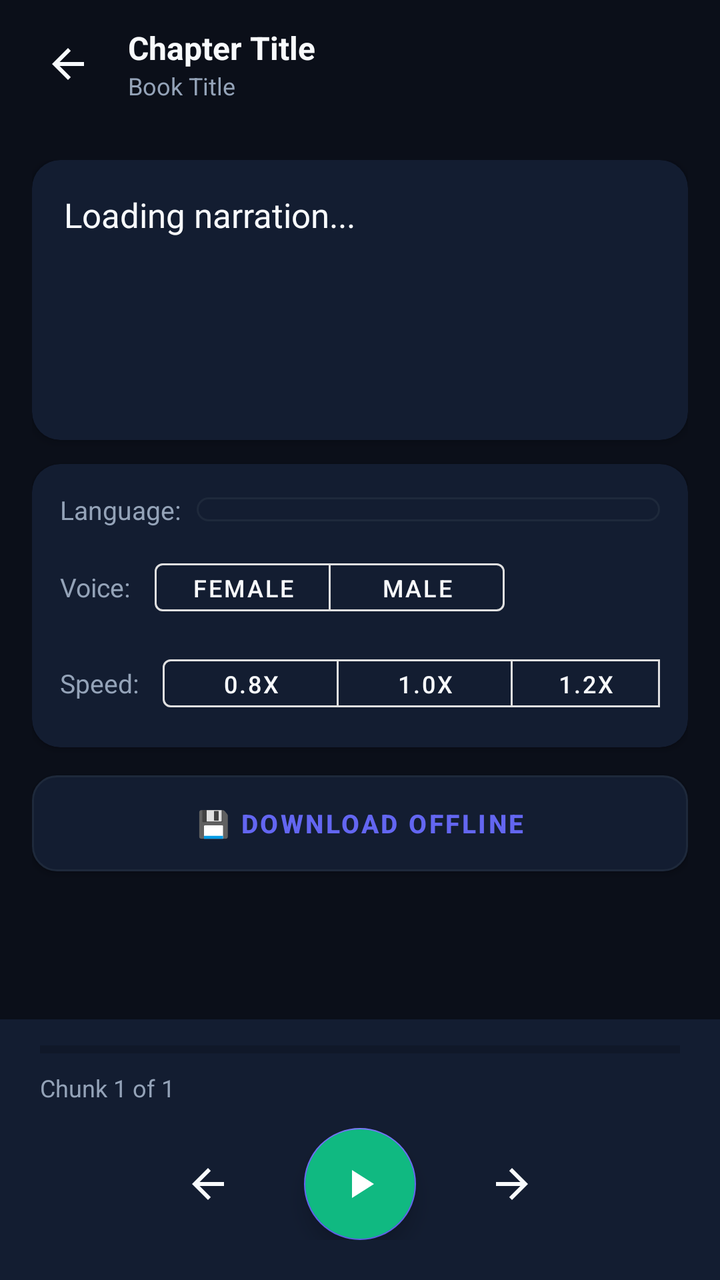
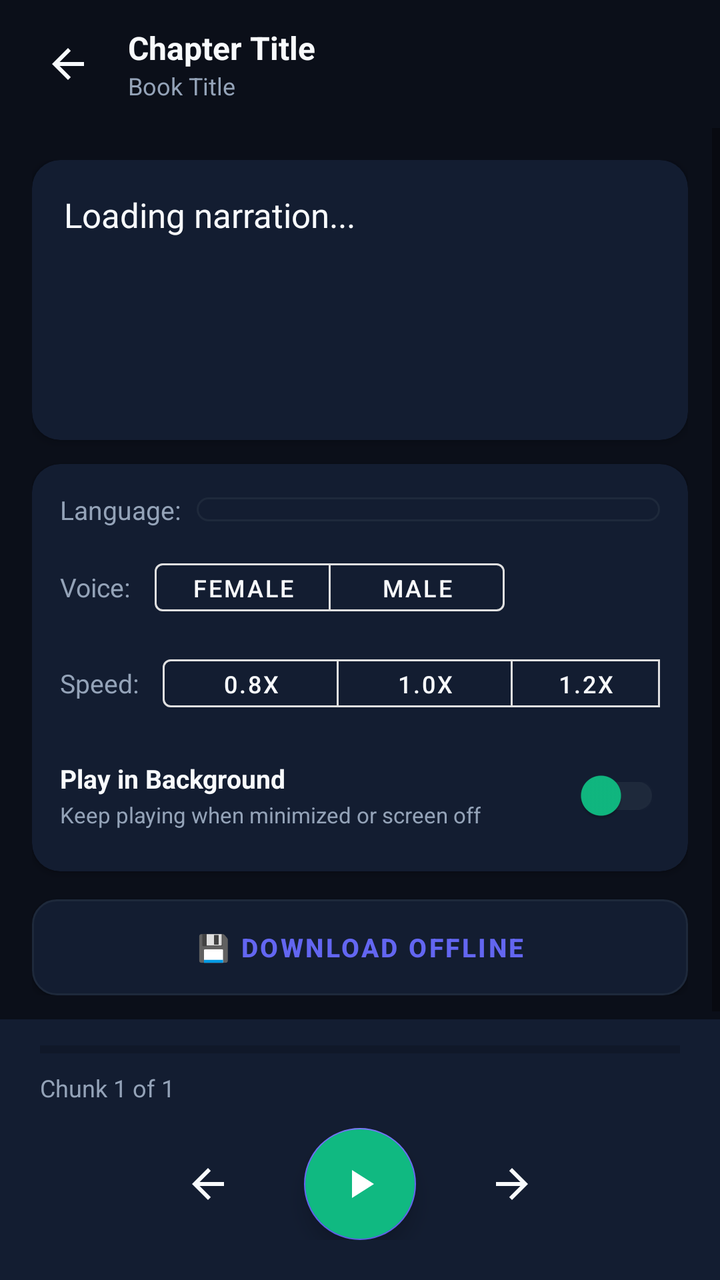

Compare the two renders of this Android layout. The source of the first and the diff that turns it into the second are given below.
<!-- AndroidManifest.xml: application theme Theme.SpeakAi -->
<!-- res/layout/activity_audio_player.xml -->
<?xml version="1.0" encoding="utf-8"?>
<androidx.constraintlayout.widget.ConstraintLayout xmlns:android="http://schemas.android.com/apk/res/android"
    xmlns:app="http://schemas.android.com/apk/res-auto"
    android:layout_width="match_parent"
    android:layout_height="match_parent"
    android:background="@color/background_dark">

    
    <androidx.constraintlayout.widget.ConstraintLayout
        android:id="@+id/topBarPlayer"
        android:layout_width="match_parent"
        android:layout_height="64dp"
        android:paddingStart="12dp"
        android:paddingEnd="16dp"
        app:layout_constraintTop_toTopOf="parent">

        <ImageButton
            android:id="@+id/btnBackPlayer"
            android:layout_width="44dp"
            android:layout_height="44dp"
            android:background="?attr/selectableItemBackgroundBorderless"
            android:src="@drawable/ic_arrow_back"
            app:layout_constraintBottom_toBottomOf="parent"
            app:layout_constraintStart_toStartOf="parent"
            app:layout_constraintTop_toTopOf="parent"
            android:contentDescription="Back" />

        <LinearLayout
            android:layout_width="0dp"
            android:layout_height="wrap_content"
            android:layout_marginStart="8dp"
            android:layout_marginEnd="8dp"
            android:orientation="vertical"
            app:layout_constraintBottom_toBottomOf="parent"
            app:layout_constraintEnd_toEndOf="parent"
            app:layout_constraintStart_toEndOf="@id/btnBackPlayer"
            app:layout_constraintTop_toTopOf="parent">

            <TextView
                android:id="@+id/tvPlayerChapterTitle"
                android:layout_width="match_parent"
                android:layout_height="wrap_content"
                android:text="Chapter Title"
                android:textColor="@color/text_primary"
                android:textSize="16sp"
                android:textStyle="bold"
                android:singleLine="true"
                android:ellipsize="end" />

            <TextView
                android:id="@+id/tvPlayerBookTitle"
                android:layout_width="match_parent"
                android:layout_height="wrap_content"
                android:text="Book Title"
                android:textColor="@color/text_secondary"
                android:textSize="12sp"
                android:singleLine="true"
                android:ellipsize="end" />

        </LinearLayout>

    </androidx.constraintlayout.widget.ConstraintLayout>

    
    <ScrollView
        android:layout_width="match_parent"
        android:layout_height="0dp"
        android:fillViewport="true"
        app:layout_constraintTop_toBottomOf="@id/topBarPlayer"
        app:layout_constraintBottom_toTopOf="@id/bottomControlsContainer">

        <LinearLayout
            android:layout_width="match_parent"
            android:layout_height="wrap_content"
            android:orientation="vertical"
            android:padding="16dp">

            
            <androidx.cardview.widget.CardView
                android:layout_width="match_parent"
                android:layout_height="wrap_content"
                android:minHeight="140dp"
                app:cardCornerRadius="14dp"
                app:cardElevation="3dp"
                app:cardBackgroundColor="@color/card_surface">

                <LinearLayout
                    android:layout_width="match_parent"
                    android:layout_height="wrap_content"
                    android:orientation="vertical"
                    android:padding="16dp">

                    <TextView
                        android:id="@+id/tvCurrentTextChunk"
                        android:layout_width="match_parent"
                        android:layout_height="wrap_content"
                        android:text="Loading narration..."
                        android:textColor="@color/text_primary"
                        android:textSize="17sp"
                        android:lineSpacingExtra="6dp" />

                </LinearLayout>

            </androidx.cardview.widget.CardView>

            
            <androidx.cardview.widget.CardView
                android:layout_width="match_parent"
                android:layout_height="wrap_content"
                android:layout_marginTop="12dp"
                app:cardCornerRadius="14dp"
                app:cardElevation="2dp"
                app:cardBackgroundColor="@color/card_surface">

                <LinearLayout
                    android:layout_width="match_parent"
                    android:layout_height="wrap_content"
                    android:orientation="vertical"
                    android:padding="14dp">

                    
                    <LinearLayout
                        android:layout_width="match_parent"
                        android:layout_height="wrap_content"
                        android:orientation="horizontal"
                        android:gravity="center_vertical">

                        <TextView
                            android:layout_width="wrap_content"
                            android:layout_height="wrap_content"
                            android:text="Language:"
                            android:textColor="@color/text_secondary"
                            android:textSize="13sp" />

                        <Spinner
                            android:id="@+id/spLanguage"
                            android:layout_width="0dp"
                            android:layout_height="wrap_content"
                            android:layout_weight="1"
                            android:layout_marginStart="8dp"
                            android:background="@drawable/bg_chip_unselected"
                            android:padding="6dp" />

                    </LinearLayout>

                    
                    <LinearLayout
                        android:layout_width="match_parent"
                        android:layout_height="wrap_content"
                        android:layout_marginTop="12dp"
                        android:orientation="horizontal"
                        android:gravity="center_vertical">

                        <TextView
                            android:layout_width="wrap_content"
                            android:layout_height="wrap_content"
                            android:text="@string/voice_gender"
                            android:textColor="@color/text_secondary"
                            android:textSize="13sp" />

                        <com.google.android.material.button.MaterialButtonToggleGroup
                            android:id="@+id/tgGender"
                            android:layout_width="wrap_content"
                            android:layout_height="wrap_content"
                            android:layout_marginStart="12dp"
                            app:singleSelection="true">

                            <Button
                                android:id="@+id/btnFemale"
                                style="?attr/materialButtonOutlinedStyle"
                                android:layout_width="wrap_content"
                                android:layout_height="36dp"
                                android:text="@string/female"
                                android:textColor="@color/text_primary"
                                android:textSize="12sp" />

                            <Button
                                android:id="@+id/btnMale"
                                style="?attr/materialButtonOutlinedStyle"
                                android:layout_width="wrap_content"
                                android:layout_height="36dp"
                                android:text="@string/male"
                                android:textColor="@color/text_primary"
                                android:textSize="12sp" />

                        </com.google.android.material.button.MaterialButtonToggleGroup>

                    </LinearLayout>

                    
                    <LinearLayout
                        android:layout_width="match_parent"
                        android:layout_height="wrap_content"
                        android:layout_marginTop="12dp"
                        android:orientation="horizontal"
                        android:gravity="center_vertical">

                        <TextView
                            android:layout_width="wrap_content"
                            android:layout_height="wrap_content"
                            android:text="@string/speed"
                            android:textColor="@color/text_secondary"
                            android:textSize="13sp" />

                        <com.google.android.material.button.MaterialButtonToggleGroup
                            android:id="@+id/tgSpeed"
                            android:layout_width="wrap_content"
                            android:layout_height="wrap_content"
                            android:layout_marginStart="12dp"
                            app:singleSelection="true">

                            <Button
                                android:id="@+id/btnSpeed08"
                                style="?attr/materialButtonOutlinedStyle"
                                android:layout_width="wrap_content"
                                android:layout_height="36dp"
                                android:text="0.8x"
                                android:textColor="@color/text_primary"
                                android:textSize="12sp" />

                            <Button
                                android:id="@+id/btnSpeed10"
                                style="?attr/materialButtonOutlinedStyle"
                                android:layout_width="wrap_content"
                                android:layout_height="36dp"
                                android:text="1.0x"
                                android:textColor="@color/text_primary"
                                android:textSize="12sp" />

                            <Button
                                android:id="@+id/btnSpeed12"
                                style="?attr/materialButtonOutlinedStyle"
                                android:layout_width="wrap_content"
                                android:layout_height="36dp"
                                android:text="1.2x"
                                android:textColor="@color/text_primary"
                                android:textSize="12sp" />

                            <Button
                                android:id="@+id/btnSpeed15"
                                style="?attr/materialButtonOutlinedStyle"
                                android:layout_width="wrap_content"
                                android:layout_height="36dp"
                                android:text="1.5x"
                                android:textColor="@color/text_primary"
                                android:textSize="12sp" />

                        </com.google.android.material.button.MaterialButtonToggleGroup>

                    </LinearLayout>

                </LinearLayout>

            </androidx.cardview.widget.CardView>

            
            <com.google.android.material.button.MaterialButton
                android:id="@+id/btnDownloadOffline"
                android:layout_width="match_parent"
                android:layout_height="48dp"
                android:layout_marginTop="14dp"
                android:background="@drawable/bg_button_secondary"
                android:text="@string/download_offline"
                android:textColor="@color/accent"
                android:textSize="13sp"
                android:textStyle="bold"
                app:backgroundTint="@null" />

        </LinearLayout>

    </ScrollView>

    
    <androidx.constraintlayout.widget.ConstraintLayout
        android:id="@+id/bottomControlsContainer"
        android:layout_width="match_parent"
        android:layout_height="wrap_content"
        android:background="@color/card_surface"
        android:paddingStart="20dp"
        android:paddingEnd="20dp"
        android:paddingTop="12dp"
        android:paddingBottom="20dp"
        app:layout_constraintBottom_toBottomOf="parent">

        
        <ProgressBar
            android:id="@+id/pbPlaybackProgress"
            style="?android:attr/progressBarStyleHorizontal"
            android:layout_width="match_parent"
            android:layout_height="6dp"
            android:max="100"
            android:progress="0"
            android:progressTint="@color/primary"
            app:layout_constraintTop_toTopOf="parent" />

        <TextView
            android:id="@+id/tvChunkProgress"
            android:layout_width="wrap_content"
            android:layout_height="wrap_content"
            android:layout_marginTop="8dp"
            android:text="Chunk 1 of 1"
            android:textColor="@color/text_secondary"
            android:textSize="12sp"
            app:layout_constraintStart_toStartOf="parent"
            app:layout_constraintTop_toBottomOf="@id/pbPlaybackProgress" />

        <ProgressBar
            android:id="@+id/pbBuffering"
            android:layout_width="20dp"
            android:layout_height="20dp"
            android:indeterminateTint="@color/primary"
            android:visibility="gone"
            app:layout_constraintEnd_toEndOf="parent"
            app:layout_constraintTop_toTopOf="@id/tvChunkProgress" />

        
        <LinearLayout
            android:layout_width="wrap_content"
            android:layout_height="wrap_content"
            android:layout_marginTop="12dp"
            android:gravity="center"
            android:orientation="horizontal"
            app:layout_constraintBottom_toBottomOf="parent"
            app:layout_constraintEnd_toEndOf="parent"
            app:layout_constraintStart_toStartOf="parent"
            app:layout_constraintTop_toBottomOf="@id/tvChunkProgress">

            <ImageButton
                android:id="@+id/btnPrevChunk"
                android:layout_width="48dp"
                android:layout_height="48dp"
                android:background="?attr/selectableItemBackgroundBorderless"
                android:src="@drawable/ic_arrow_back"
                android:contentDescription="Previous" />

            <com.google.android.material.floatingactionbutton.FloatingActionButton
                android:id="@+id/btnPlayPause"
                android:layout_width="wrap_content"
                android:layout_height="wrap_content"
                android:layout_marginStart="24dp"
                android:layout_marginEnd="24dp"
                android:backgroundTint="@color/primary"
                android:src="@drawable/ic_play"
                app:fabCustomSize="56dp"
                app:tint="@android:color/white"
                android:contentDescription="Play/Pause" />

            <ImageButton
                android:id="@+id/btnNextChunk"
                android:layout_width="48dp"
                android:layout_height="48dp"
                android:rotation="180"
                android:background="?attr/selectableItemBackgroundBorderless"
                android:src="@drawable/ic_arrow_back"
                android:contentDescription="Next" />

        </LinearLayout>

    </androidx.constraintlayout.widget.ConstraintLayout>

</androidx.constraintlayout.widget.ConstraintLayout>
<!-- resources referenced by this layout -->
<resources>
  <color name="accent">#6366F1</color>
  <color name="background_dark">#0B0F19</color>
  <color name="card_surface">#131D31</color>
  <color name="primary">#10B981</color>
  <color name="text_primary">#F8FAFC</color>
  <color name="text_secondary">#94A3B8</color>
  <!-- drawable bg_button_secondary (drawable) -->
  <?xml version="1.0" encoding="utf-8"?>
  <ripple xmlns:android="http://schemas.android.com/apk/res/android"
      android:color="#22FFFFFF">
      <item>
          <shape android:shape="rectangle">
              <solid android:color="@color/card_surface" />
              <corners android:radius="12dp" />
              <stroke
                  android:width="1dp"
                  android:color="@color/border_color" />
          </shape>
      </item>
  </ripple>
  <!-- drawable bg_chip_unselected (drawable) -->
  <?xml version="1.0" encoding="utf-8"?>
  <shape xmlns:android="http://schemas.android.com/apk/res/android"
      android:shape="rectangle">
      <solid android:color="@color/card_surface" />
      <corners android:radius="20dp" />
      <stroke
          android:width="1dp"
          android:color="@color/border_color" />
  </shape>
  <!-- drawable ic_arrow_back (drawable) -->
  <vector xmlns:android="http://schemas.android.com/apk/res/android"
      android:width="24dp"
      android:height="24dp"
      android:viewportWidth="24"
      android:viewportHeight="24">
    <path
        android:fillColor="#F8FAFC"
        android:pathData="M20,11H7.83l5.59,-5.59L12,4l-8,8 8,8 1.41,-1.41L7.83,13H20v-2z"/>
  </vector>
  <!-- drawable ic_play (drawable) -->
  <vector xmlns:android="http://schemas.android.com/apk/res/android"
      android:width="24dp"
      android:height="24dp"
      android:viewportWidth="24"
      android:viewportHeight="24">
    <path
        android:fillColor="#10B981"
        android:pathData="M8,5v14l11,-7z"/>
  </vector>
  <string name="download_offline">💾 Download Offline</string>
  <string name="female">Female</string>
  <string name="male">Male</string>
  <string name="speed">Speed:</string>
  <string name="voice_gender">Voice:</string>
  <style name="Theme.SpeakAi" parent="Theme.MaterialComponents.DayNight.NoActionBar">
          
          <item name="colorPrimary">@color/primary</item>
          <item name="colorPrimaryVariant">@color/primary_dark</item>
          <item name="colorOnPrimary">@color/text_primary</item>
          
          <item name="colorSecondary">@color/accent</item>
          <item name="colorSecondaryVariant">@color/accent</item>
          <item name="colorOnSecondary">@color/text_primary</item>
          
          <item name="android:statusBarColor">@color/background_dark</item>
          <item name="android:windowBackground">@color/background_dark</item>
      </style>
  <color name="border_color">#1E293B</color>
  <color name="primary_dark">#059669</color>
</resources>

<!-- the commit's change to res/layout/activity_audio_player.xml (unified diff, before → after) -->
@@ -246,6 +246,47 @@
                                 android:textSize="12sp" />
 
                         </com.google.android.material.button.MaterialButtonToggleGroup>
+
+                    </LinearLayout>
+
+                    
+                    <LinearLayout
+                        android:layout_width="match_parent"
+                        android:layout_height="wrap_content"
+                        android:layout_marginTop="14dp"
+                        android:gravity="center_vertical"
+                        android:orientation="horizontal">
+
+                        <LinearLayout
+                            android:layout_width="0dp"
+                            android:layout_height="wrap_content"
+                            android:layout_weight="1"
+                            android:orientation="vertical"
+                            android:paddingEnd="10dp">
+
+                            <TextView
+                                android:layout_width="wrap_content"
+                                android:layout_height="wrap_content"
+                                android:text="@string/background_play"
+                                android:textColor="@color/text_primary"
+                                android:textSize="13sp"
+                                android:textStyle="bold" />
+
+                            <TextView
+                                android:layout_width="wrap_content"
+                                android:layout_height="wrap_content"
+                                android:layout_marginTop="2dp"
+                                android:text="@string/background_play_desc"
+                                android:textColor="@color/text_secondary"
+                                android:textSize="11sp" />
+                        </LinearLayout>
+
+                        <androidx.appcompat.widget.SwitchCompat
+                            android:id="@+id/swBackgroundPlay"
+                            android:layout_width="wrap_content"
+                            android:layout_height="wrap_content"
+                            app:thumbTint="@color/primary"
+                            app:trackTint="@color/border_color" />
 
                     </LinearLayout>
 
<!-- resource entries referenced after the edit -->
@@ -50,6 +50,8 @@
         android:fillColor="#10B981"
         android:pathData="M8,5v14l11,-7z"/>
   </vector>
+  <string name="background_play">Play in Background</string>
+  <string name="background_play_desc">Keep playing when minimized or screen off</string>
   <string name="download_offline">💾 Download Offline</string>
   <string name="female">Female</string>
   <string name="male">Male</string>
